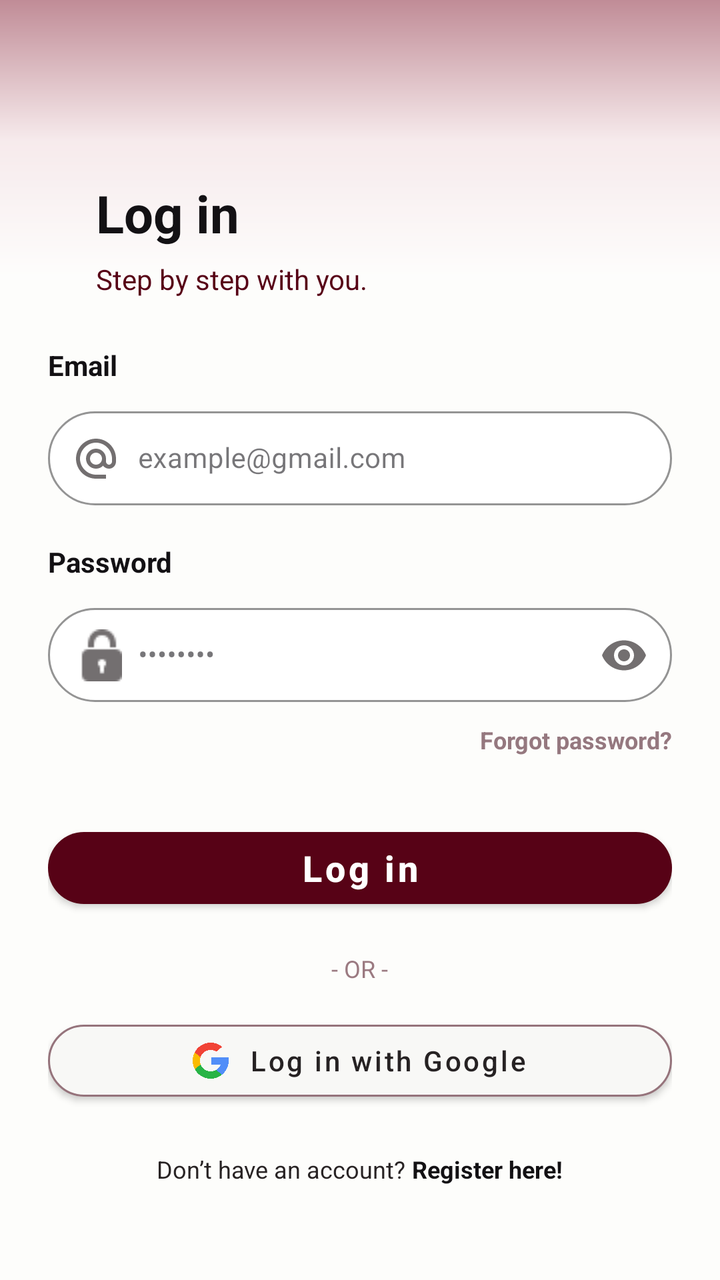
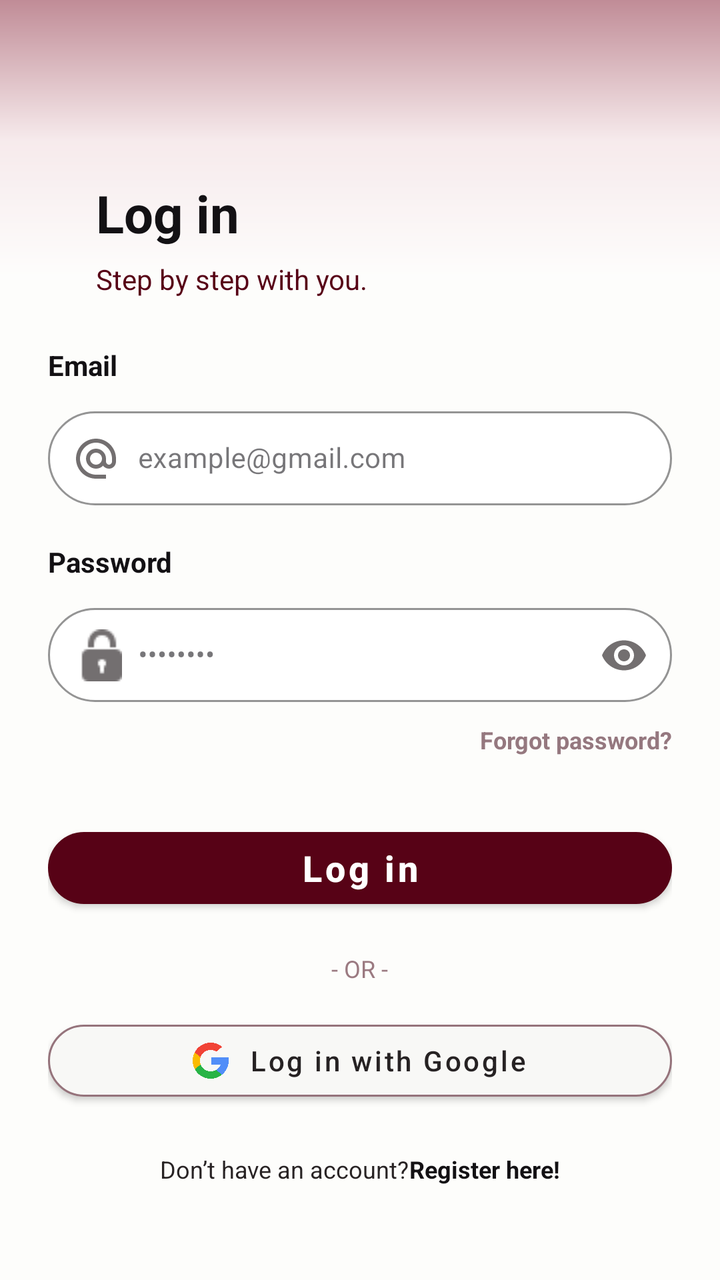

Screens rendered from an Android XML layout before and after an edit, with the pre-edit source and the edit as a unified diff.
<!-- AndroidManifest.xml: application theme Theme.DownSteps1 -->
<!-- res/layout/activity_login.xml -->
<?xml version='1.0' encoding='UTF-8'?>
<androidx.constraintlayout.widget.ConstraintLayout xmlns:android="http://schemas.android.com/apk/res/android" xmlns:app="http://schemas.android.com/apk/res-auto" xmlns:tools="http://schemas.android.com/tools" android:id="@+id/loginPage" android:layout_width="match_parent" android:layout_height="match_parent" android:background="@color/bg_main" tools:context=".ui.LoginActivity">

    
    <View android:id="@+id/topShape" style="@style/TopShape" android:layout_width="0dp" android:layout_height="140dp" android:alpha="0.45" app:layout_constraintTop_toTopOf="parent" app:layout_constraintStart_toStartOf="parent" app:layout_constraintEnd_toEndOf="parent"/>

    
    
    <androidx.core.widget.NestedScrollView android:id="@+id/scrollContent" android:layout_width="0dp" android:layout_height="0dp" android:clipToPadding="false" android:fillViewport="true" android:paddingStart="24dp" android:paddingTop="8dp" android:paddingEnd="24dp" android:paddingBottom="24dp" android:scrollbars="none" app:layout_constraintBottom_toBottomOf="parent" app:layout_constraintStart_toStartOf="parent" app:layout_constraintEnd_toEndOf="parent" app:layout_constraintVertical_bias="0.5" app:layout_constraintTop_toTopOf="parent">

        <LinearLayout android:layout_width="match_parent" android:layout_height="match_parent" android:gravity="center_vertical" android:orientation="vertical">

            <LinearLayout android:id="@+id/headerLayout" style="@style/Header" android:layout_width="match_parent" android:layout_height="wrap_content" android:orientation="vertical">

        <TextView android:id="@+id/tvTitle" style="@style/Text.Title" android:layout_width="wrap_content" android:layout_height="wrap_content" android:text="Log in"/>

        <TextView android:id="@+id/tvSubTitle" style="@style/Text.Subtitle" android:layout_width="wrap_content" android:layout_height="wrap_content" android:layout_marginTop="6dp" android:text="Step by step with you."/>
    </LinearLayout>

    
            <TextView style="@style/Text.Label" android:layout_width="wrap_content" android:layout_height="wrap_content" android:text="Email"/>

            <com.google.android.material.textfield.TextInputLayout android:id="@+id/emailLayout" style="@style/Input.Rounded" android:layout_width="match_parent" android:layout_height="wrap_content" android:layout_marginTop="8dp" android:hint="example@gmail.com" app:startIconDrawable="@drawable/ic_mail" app:startIconTint="@color/input_icon">

                <com.google.android.material.textfield.TextInputEditText android:id="@+id/etEmail" style="@style/EditText" android:layout_width="match_parent" android:layout_height="wrap_content" android:inputType="textEmailAddress"/>
            </com.google.android.material.textfield.TextInputLayout>

            
            <TextView style="@style/Text.Label" android:layout_width="wrap_content" android:layout_height="wrap_content" android:layout_marginTop="18dp" android:text="Password"/>

            <com.google.android.material.textfield.TextInputLayout android:id="@+id/passwordLayout" style="@style/Input.Rounded" android:layout_width="match_parent" android:layout_height="wrap_content" android:layout_marginTop="8dp" android:hint="••••••••" app:endIconMode="password_toggle" app:endIconTint="@color/input_icon" app:startIconDrawable="@drawable/ic_lock" app:startIconTint="@color/input_icon">

                <com.google.android.material.textfield.TextInputEditText android:id="@+id/etPassword" style="@style/EditText" android:layout_width="match_parent" android:layout_height="wrap_content" android:inputType="textPassword"/>
            </com.google.android.material.textfield.TextInputLayout>

            
            <TextView android:id="@+id/tvForgot" android:layout_width="wrap_content" android:layout_height="wrap_content" android:layout_gravity="end" android:layout_marginTop="10dp" android:text="Forgot password?" style="@style/Text.Link.Small"/>

            
            <com.google.android.material.button.MaterialButton android:id="@+id/btnLogin" style="@style/Btn.PrimaryLarge" android:layout_width="match_parent" android:layout_height="wrap_content" android:layout_marginTop="32dp" android:text="Log in"/>

            
            <TextView android:layout_width="wrap_content" android:layout_height="wrap_content" android:layout_gravity="center_horizontal" android:layout_marginTop="18dp" android:text="- OR -" android:textColor="@color/text_or" android:textSize="12sp"/>

            
            <com.google.android.material.button.MaterialButton android:id="@+id/btnGoogle" style="@style/Btn.Secondary" android:layout_width="match_parent" android:layout_height="wrap_content" android:layout_marginTop="14dp" android:text="Log in with Google" app:cornerRadius="28dp" app:icon="@drawable/ic_google" app:iconGravity="textStart" app:iconPadding="10dp" app:iconTint="@null"/>

            
            <LinearLayout android:layout_width="wrap_content" android:layout_height="wrap_content" android:layout_gravity="center_horizontal" android:layout_marginTop="22dp" android:orientation="horizontal">

                <TextView style="@style/Text.Small" android:layout_width="wrap_content" android:layout_height="wrap_content" android:text="Don’t have an account? "/>

                <TextView android:id="@+id/btnGoSignup" android:layout_width="wrap_content" android:layout_height="wrap_content" android:text="Register here!" style="@style/Text.Link.Primary"/>
            </LinearLayout>

        </LinearLayout>
    </androidx.core.widget.NestedScrollView>
</androidx.constraintlayout.widget.ConstraintLayout>
<!-- resources referenced by this layout -->
<resources>
  <color name="bg_main">#FDFDFB</color>
  <color name="input_icon">#736F70</color>
  <color name="text_or">#9B7A81</color>
  <style name="Btn.PrimaryLarge" parent="Btn.Primary">
          <item name="android:layout_height">70dp</item>
          <item name="android:textSize">18sp</item>
          <item name="cornerRadius">35dp</item>
      </style>
  <style name="Header">
          <item name="android:paddingStart">24dp</item>
          <item name="android:paddingTop">58dp</item>
          <item name="android:paddingEnd">24dp</item>
          <item name="android:paddingBottom">24dp</item>
      </style>
  <style name="Input.Rounded" parent="Input">
          <item name="boxCornerRadiusTopStart">24dp</item>
          <item name="boxCornerRadiusTopEnd">24dp</item>
          <item name="boxCornerRadiusBottomStart">24dp</item>
          <item name="boxCornerRadiusBottomEnd">24dp</item>
      </style>
  <style name="Text.Label">
          <item name="android:textColor">@color/text_label</item>
          <item name="android:textSize">14sp</item>
          <item name="android:textStyle">bold</item>
      </style>
  <style name="Text.Link.Primary" parent="Text.Small">
          <item name="android:textColor">@color/text_signup</item>
          <item name="android:textStyle">bold</item>
      </style>
  <style name="Text.Link.Small" parent="Text.Small">
          <item name="android:textColor">@color/text_forgot</item>
          <item name="android:textStyle">bold</item>
      </style>
  <style name="Text.Small">
          <item name="android:textColor">@color/text_small</item>
          <item name="android:textSize">12sp</item>
      </style>
  <style name="Text.Subtitle">
          <item name="android:textColor">@color/text_subtitle</item>
          <item name="android:textSize">14sp</item>
      </style>
  <style name="Text.Title">
          <item name="android:textColor">@color/text_title</item>
          <item name="android:textSize">26sp</item>
          <item name="android:textStyle">bold</item>
      </style>
  <style name="TopShape">
          <item name="android:background">@drawable/bg_top</item>
          <item name="android:alpha">0.45</item>
      </style>
  <style name="Theme.DownSteps1" parent="Base.Theme.DownSteps1" />
  <color name="text_google">#262223</color>
  <color name="btn_secondary_bg">#F8F8F6</color>
  <color name="btn_secondary_border">#95737B</color>
  <color name="text_input">#131114</color>
  <color name="text_hint">#890221</color>
  <color name="text_label">#131114</color>
  <color name="text_signup">#131114</color>
  <color name="text_forgot">#95787F</color>
  <color name="text_small">#282324</color>
  <color name="text_subtitle">#570216</color>
  <color name="text_title">#131114</color>
  <!-- drawable bg_top (drawable) -->
  <shape xmlns:android="http://schemas.android.com/apk/res/android"
      android:shape="rectangle">
  
      <gradient
          android:angle="270"
          android:startColor="#77021D"
          android:centerColor="#EFD4DA"
          android:endColor="#FFFFFF" />
  
  </shape>
  <style name="Base.Theme.DownSteps1" parent="Theme.Material3.DayNight.NoActionBar">
          
          
          <item name="colorPrimary">@color/btn_primary</item>
          <item name="colorSecondary">@color/btn_primary</item>
          <item name="colorAccent">@color/btn_primary</item>
      </style>
  <color name="white">#FFFFFF</color>
  <color name="btn_primary">#570216</color>
  <color name="input_bg">#FFFFFF</color>
  <color name="input_border">#997981</color>
  <color name="text_hint_layout">#97777E</color>
  <!-- unchanged entries left out for length: 7 -->
</resources>

<!-- the commit's change to res/layout/activity_login.xml (unified diff, before → after) -->
@@ -1,56 +1,188 @@
 <?xml version='1.0' encoding='UTF-8'?>
-<androidx.constraintlayout.widget.ConstraintLayout xmlns:android="http://schemas.android.com/apk/res/android" xmlns:app="http://schemas.android.com/apk/res-auto" xmlns:tools="http://schemas.android.com/tools" android:id="@+id/loginPage" android:layout_width="match_parent" android:layout_height="match_parent" android:background="@color/bg_main" tools:context=".ui.LoginActivity">
+<androidx.constraintlayout.widget.ConstraintLayout xmlns:android="http://schemas.android.com/apk/res/android"
+    xmlns:app="http://schemas.android.com/apk/res-auto"
+    xmlns:tools="http://schemas.android.com/tools"
+    android:id="@+id/loginPage"
+    android:layout_width="match_parent"
+    android:layout_height="match_parent"
+    android:background="@color/bg_main"
+    tools:context=".ui.LoginActivity">
 
     
-    <View android:id="@+id/topShape" style="@style/TopShape" android:layout_width="0dp" android:layout_height="140dp" android:alpha="0.45" app:layout_constraintTop_toTopOf="parent" app:layout_constraintStart_toStartOf="parent" app:layout_constraintEnd_toEndOf="parent"/>
+    <View
+        android:id="@+id/topShape"
+        style="@style/TopShape"
+        android:layout_width="0dp"
+        android:layout_height="140dp"
+        android:alpha="0.45"
+        app:layout_constraintEnd_toEndOf="parent"
+        app:layout_constraintStart_toStartOf="parent"
+        app:layout_constraintTop_toTopOf="parent" />
 
     
     
-    <androidx.core.widget.NestedScrollView android:id="@+id/scrollContent" android:layout_width="0dp" android:layout_height="0dp" android:clipToPadding="false" android:fillViewport="true" android:paddingStart="24dp" android:paddingTop="8dp" android:paddingEnd="24dp" android:paddingBottom="24dp" android:scrollbars="none" app:layout_constraintBottom_toBottomOf="parent" app:layout_constraintStart_toStartOf="parent" app:layout_constraintEnd_toEndOf="parent" app:layout_constraintVertical_bias="0.5" app:layout_constraintTop_toTopOf="parent">
+    <androidx.core.widget.NestedScrollView
+        android:id="@+id/scrollContent"
+        android:layout_width="0dp"
+        android:layout_height="0dp"
+        android:clipToPadding="false"
+        android:fillViewport="true"
+        android:paddingStart="24dp"
+        android:paddingTop="8dp"
+        android:paddingEnd="24dp"
+        android:paddingBottom="24dp"
+        android:scrollbars="none"
+        app:layout_constraintBottom_toBottomOf="parent"
+        app:layout_constraintEnd_toEndOf="parent"
+        app:layout_constraintStart_toStartOf="parent"
+        app:layout_constraintTop_toTopOf="parent"
+        app:layout_constraintVertical_bias="0.5">
 
-        <LinearLayout android:layout_width="match_parent" android:layout_height="match_parent" android:gravity="center_vertical" android:orientation="vertical">
+        <LinearLayout
+            android:layout_width="match_parent"
+            android:layout_height="match_parent"
+            android:gravity="center_vertical"
+            android:orientation="vertical">
 
-            <LinearLayout android:id="@+id/headerLayout" style="@style/Header" android:layout_width="match_parent" android:layout_height="wrap_content" android:orientation="vertical">
+            <LinearLayout
+                android:id="@+id/headerLayout"
+                style="@style/Header"
+                android:layout_width="match_parent"
+                android:layout_height="wrap_content"
+                android:orientation="vertical">
 
-        <TextView android:id="@+id/tvTitle" style="@style/Text.Title" android:layout_width="wrap_content" android:layout_height="wrap_content" android:text="Log in"/>
+                <TextView
+                    android:id="@+id/tvTitle"
+                    style="@style/Text.Title"
+                    android:layout_width="wrap_content"
+                    android:layout_height="wrap_content"
+                    android:text="@string/log_in"/>
 
-        <TextView android:id="@+id/tvSubTitle" style="@style/Text.Subtitle" android:layout_width="wrap_content" android:layout_height="wrap_content" android:layout_marginTop="6dp" android:text="Step by step with you."/>
-    </LinearLayout>
+                <TextView
+                    android:id="@+id/tvSubTitle"
+                    style="@style/Text.Subtitle"
+                    android:layout_width="wrap_content"
+                    android:layout_height="wrap_content"
+                    android:layout_marginTop="6dp"
+                    android:text="@string/login_subtitle" />
+            </LinearLayout>
 
-    
-            <TextView style="@style/Text.Label" android:layout_width="wrap_content" android:layout_height="wrap_content" android:text="Email"/>
+            
+            <TextView
+                style="@style/Text.Label"
+                android:layout_width="wrap_content"
+                android:layout_height="wrap_content"
+                android:text="@string/email"/>
 
-            <com.google.android.material.textfield.TextInputLayout android:id="@+id/emailLayout" style="@style/Input.Rounded" android:layout_width="match_parent" android:layout_height="wrap_content" android:layout_marginTop="8dp" android:hint="example@gmail.com" app:startIconDrawable="@drawable/ic_mail" app:startIconTint="@color/input_icon">
+            <com.google.android.material.textfield.TextInputLayout
+                android:id="@+id/emailLayout"
+                style="@style/Input.Rounded"
+                android:layout_width="match_parent"
+                android:layout_height="wrap_content"
+                android:layout_marginTop="8dp"
+                android:hint="example@gmail.com"
+                app:startIconDrawable="@drawable/ic_mail"
+                app:startIconTint="@color/input_icon">
 
-                <com.google.android.material.textfield.TextInputEditText android:id="@+id/etEmail" style="@style/EditText" android:layout_width="match_parent" android:layout_height="wrap_content" android:inputType="textEmailAddress"/>
+                <com.google.android.material.textfield.TextInputEditText
+                    android:id="@+id/etEmail"
+                    style="@style/EditText"
+                    android:layout_width="match_parent"
+                    android:layout_height="wrap_content"
+                    android:inputType="textEmailAddress" />
             </com.google.android.material.textfield.TextInputLayout>
 
             
-            <TextView style="@style/Text.Label" android:layout_width="wrap_content" android:layout_height="wrap_content" android:layout_marginTop="18dp" android:text="Password"/>
+            <TextView
+                style="@style/Text.Label"
+                android:layout_width="wrap_content"
+                android:layout_height="wrap_content"
+                android:layout_marginTop="18dp"
+                android:text="@string/password" />
 
-            <com.google.android.material.textfield.TextInputLayout android:id="@+id/passwordLayout" style="@style/Input.Rounded" android:layout_width="match_parent" android:layout_height="wrap_content" android:layout_marginTop="8dp" android:hint="••••••••" app:endIconMode="password_toggle" app:endIconTint="@color/input_icon" app:startIconDrawable="@drawable/ic_lock" app:startIconTint="@color/input_icon">
+            <com.google.android.material.textfield.TextInputLayout
+                android:id="@+id/passwordLayout"
+                style="@style/Input.Rounded"
+                android:layout_width="match_parent"
+                android:layout_height="wrap_content"
+                android:layout_marginTop="8dp"
+                android:hint="••••••••"
+                app:endIconMode="password_toggle"
+                app:endIconTint="@color/input_icon"
+                app:startIconDrawable="@drawable/ic_lock"
+                app:startIconTint="@color/input_icon">
 
-                <com.google.android.material.textfield.TextInputEditText android:id="@+id/etPassword" style="@style/EditText" android:layout_width="match_parent" android:layout_height="wrap_content" android:inputType="textPassword"/>
+                <com.google.android.material.textfield.TextInputEditText
+                    android:id="@+id/etPassword"
+                    style="@style/EditText"
+                    android:layout_width="match_parent"
+                    android:layout_height="wrap_content"
+                    android:inputType="textPassword" />
             </com.google.android.material.textfield.TextInputLayout>
 
             
-            <TextView android:id="@+id/tvForgot" android:layout_width="wrap_content" android:layout_height="wrap_content" android:layout_gravity="end" android:layout_marginTop="10dp" android:text="Forgot password?" style="@style/Text.Link.Small"/>
+            <TextView
+                android:id="@+id/tvForgot"
+                style="@style/Text.Link.Small"
+                android:layout_width="wrap_content"
+                android:layout_height="wrap_content"
+                android:layout_gravity="end"
+                android:layout_marginTop="10dp"
+                android:text="@string/forgot_password"/>
 
             
-            <com.google.android.material.button.MaterialButton android:id="@+id/btnLogin" style="@style/Btn.PrimaryLarge" android:layout_width="match_parent" android:layout_height="wrap_content" android:layout_marginTop="32dp" android:text="Log in"/>
+            <com.google.android.material.button.MaterialButton
+                android:id="@+id/btnLogin"
+                style="@style/Btn.PrimaryLarge"
+                android:layout_width="match_parent"
+                android:layout_height="wrap_content"
+                android:layout_marginTop="32dp"
+                android:text="@string/log_in" />
 
             
-            <TextView android:layout_width="wrap_content" android:layout_height="wrap_content" android:layout_gravity="center_horizontal" android:layout_marginTop="18dp" android:text="- OR -" android:textColor="@color/text_or" android:textSize="12sp"/>
+            <TextView
+                android:layout_width="wrap_content"
+                android:layout_height="wrap_content"
+                android:layout_gravity="center_horizontal"
+                android:layout_marginTop="18dp"
+                android:text="@string/or_separator"
+                android:textColor="@color/text_or"
+                android:textSize="12sp" />
 
             
-            <com.google.android.material.button.MaterialButton android:id="@+id/btnGoogle" style="@style/Btn.Secondary" android:layout_width="match_parent" android:layout_height="wrap_content" android:layout_marginTop="14dp" android:text="Log in with Google" app:cornerRadius="28dp" app:icon="@drawable/ic_google" app:iconGravity="textStart" app:iconPadding="10dp" app:iconTint="@null"/>
+            <com.google.android.material.button.MaterialButton
+                android:id="@+id/btnGoogle"
+                style="@style/Btn.Secondary"
+                android:layout_width="match_parent"
+                android:layout_height="wrap_content"
+                android:layout_marginTop="14dp"
+                android:text="@string/login_with_google"
+                app:cornerRadius="28dp"
+                app:icon="@drawable/ic_google"
+                app:iconGravity="textStart"
+                app:iconPadding="10dp"
+                app:iconTint="@null" />
 
             
-            <LinearLayout android:layout_width="wrap_content" android:layout_height="wrap_content" android:layout_gravity="center_horizontal" android:layout_marginTop="22dp" android:orientation="horizontal">
+            <LinearLayout
+                android:layout_width="wrap_content"
+                android:layout_height="wrap_content"
+                android:layout_gravity="center_horizontal"
+                android:layout_marginTop="22dp"
+                android:orientation="horizontal">
 
-                <TextView style="@style/Text.Small" android:layout_width="wrap_content" android:layout_height="wrap_content" android:text="Don’t have an account? "/>
+                <TextView
+                    style="@style/Text.Small"
+                    android:layout_width="wrap_content"
+                    android:layout_height="wrap_content"
+                    android:text="@string/dont_have_account" />
 
-                <TextView android:id="@+id/btnGoSignup" android:layout_width="wrap_content" android:layout_height="wrap_content" android:text="Register here!" style="@style/Text.Link.Primary"/>
+                <TextView
+                    android:id="@+id/btnGoSignup"
+                    style="@style/Text.Link.Primary"
+                    android:layout_width="wrap_content"
+                    android:layout_height="wrap_content"
+                    android:text="@string/register_here"/>
             </LinearLayout>
 
         </LinearLayout>
<!-- resource entries referenced after the edit -->
@@ -3,6 +3,15 @@
   <color name="bg_main">#FDFDFB</color>
   <color name="input_icon">#736F70</color>
   <color name="text_or">#9B7A81</color>
+  <string name="dont_have_account">Don’t have an account?</string>
+  <string name="email">Email</string>
+  <string name="forgot_password">Forgot password?</string>
+  <string name="log_in">Log in</string>
+  <string name="login_subtitle">Step by step with you.</string>
+  <string name="login_with_google">Log in with Google</string>
+  <string name="or_separator">- OR -</string>
+  <string name="password">Password</string>
+  <string name="register_here">Register here!</string>
   <style name="Btn.PrimaryLarge" parent="Btn.Primary">
           <item name="android:layout_height">70dp</item>
           <item name="android:textSize">18sp</item>
